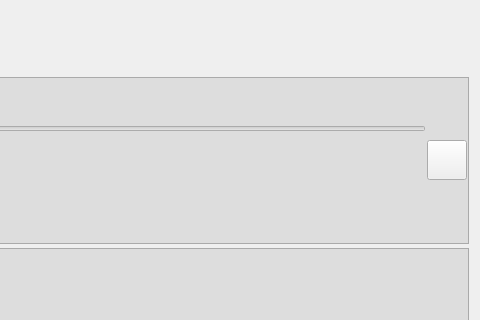
Above: src/Indicators/ui/ShPIndicatorItem.ui from alexvrn/rmo before the change; both pictures show x 657 to 1137 and y 134 to 454 of the 1137 by 544 pixel window. Below: the same form after it.
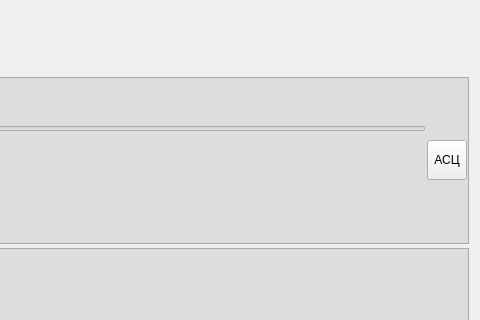
That is the form after the change. Custom widgets are drawn as their Qt base class.

```diff
--- a/src/Indicators/ui/ShPIndicatorItem.ui
+++ b/src/Indicators/ui/ShPIndicatorItem.ui
@@ -180,7 +180,7 @@
              </size>
             </property>
             <property name="text">
-             <string/>
+             <string>АСЦ</string>
             </property>
            </widget>
           </item>
```
